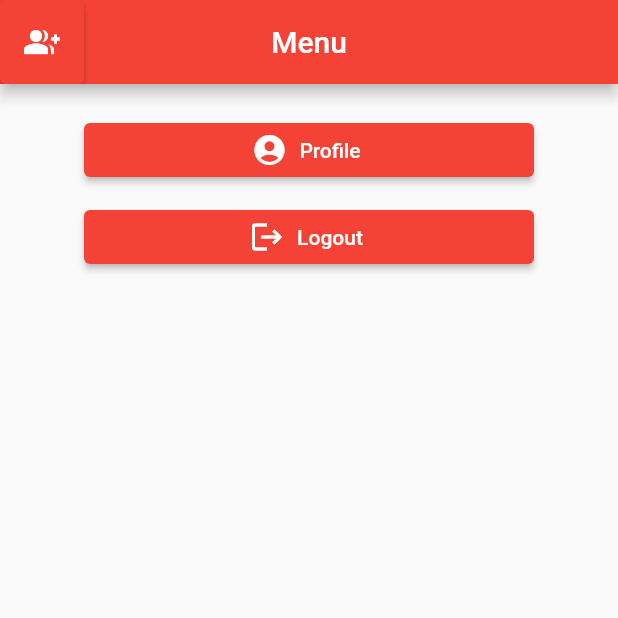
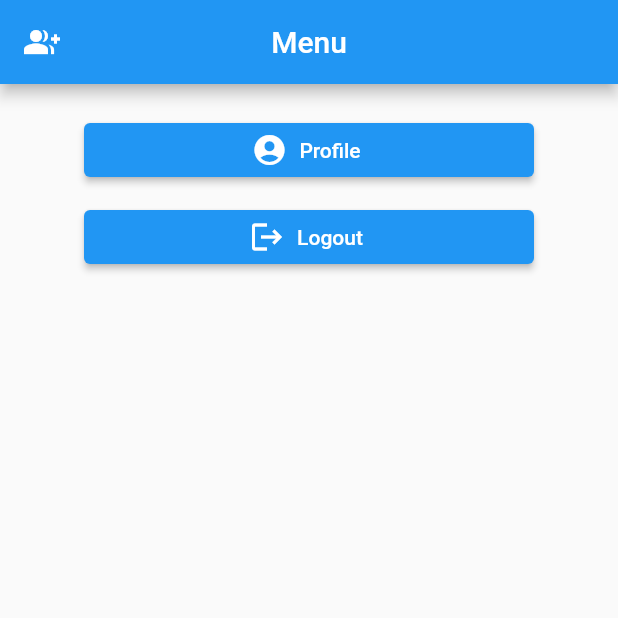
Before and after one commit to RachataS/DevFMI, a Flutter app: the MenuScreen screen opened directly, on a phone screen of 412 x 824 dp, the top half of it. Run offline on Flutter 3.47's test engine with Material 2 defaults, Android fonts, the phone set to English and light mode, and no system bars; our stand-ins replace cloud_firestore, firebase_auth, firebase_core, fluttertoast, form_field_validator, google_sign_in; accounts and stored records are empty.

Commit message:
chnge Screen color <RS on Ten labtop>

```diff
--- a/findmyitems/lib/screen/Family.dart
+++ b/findmyitems/lib/screen/Family.dart
@@ -14,10 +14,11 @@ class _FamilyScreenState extends State<FamilyScreen> {
   Widget build(BuildContext context) {
     return Scaffold(
       appBar: AppBar(
+        backgroundColor: Colors.green,
         //Group add button
-        leading: ElevatedButton(
+        leading: IconButton(
+          icon: const Icon(Icons.group_add),
           onPressed: () {},
-          child: Icon(Icons.group_add),
         ),
         title: Text("Family"),
         centerTitle: true,
--- a/findmyitems/lib/screen/Items.dart
+++ b/findmyitems/lib/screen/Items.dart
@@ -22,9 +22,9 @@ class _ItemsScreenState extends State<ItemsScreen> {
     return Scaffold(
         appBar: AppBar(
           //Group add button
-          leading: ElevatedButton(
+          leading: IconButton(
+            icon: const Icon(Icons.group_add),
             onPressed: () {},
-            child: Icon(Icons.group_add),
           ),
           title: Text("Items"),
           centerTitle: true,
--- a/findmyitems/lib/screen/Menu.dart
+++ b/findmyitems/lib/screen/Menu.dart
@@ -31,10 +31,11 @@ class _MenuScreenState extends State<MenuScreen> {
   Widget build(BuildContext context) {
     return Scaffold(
       appBar: AppBar(
+        backgroundColor: Colors.blue,
         //Group add button
-        leading: ElevatedButton(
+        leading: IconButton(
+          icon: const Icon(Icons.group_add),
           onPressed: () {},
-          child: Icon(Icons.group_add),
         ),
         title: Text("Menu"),
         centerTitle: true,
@@ -47,6 +48,9 @@ class _MenuScreenState extends State<MenuScreen> {
             child: SizedBox(
               width: 300,
               child: ElevatedButton.icon(
+                style: ElevatedButton.styleFrom(
+                  primary: Colors.blue,
+                ),
                 onPressed: () {
                   print(check);
                   showprofile();
@@ -66,6 +70,9 @@ class _MenuScreenState extends State<MenuScreen> {
                   SizedBox(
                     width: 300,
                     child: ElevatedButton.icon(
+                      style: ElevatedButton.styleFrom(
+                  primary: Colors.blue,
+                ),
                       onPressed: () {
                         logout().then((value) {
                           Fluttertoast.showToast(
--- a/findmyitems/lib/screen/Search.dart
+++ b/findmyitems/lib/screen/Search.dart
@@ -14,10 +14,11 @@ class _SearchScreenState extends State<SearchScreen> {
   Widget build(BuildContext context) {
     return Scaffold(
       appBar: AppBar(
+        backgroundColor: Colors.teal,
         //Group add button
-        leading: ElevatedButton(
+        leading: IconButton(
+          icon: const Icon(Icons.group_add),
           onPressed: () {},
-          child: Icon(Icons.group_add),
         ),
         title: Text("Search Items"),
         centerTitle: true,
--- a/findmyitems/lib/screen/realHome.dart
+++ b/findmyitems/lib/screen/realHome.dart
@@ -21,11 +21,11 @@ class _RealHomeScreenState extends State<RealHomeScreen> {
   @override
   Widget build(BuildContext context) {
     return Scaffold(
-        appBar: AppBar(
+        appBar: AppBar(backgroundColor:Colors.blue,
           //Group add button
-          leading: ElevatedButton(
+          leading: IconButton(
             onPressed: () {},
-            child: Icon(Icons.group_add),
+            icon: const Icon(Icons.group_add),
           ),
           title: Text("Find My Items"),
           centerTitle: true,
```
